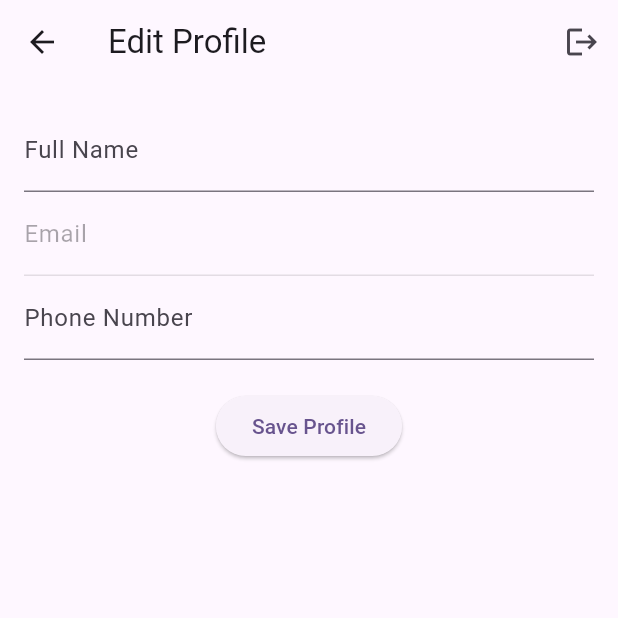
After one commit to TendaniSadiki/k53_simulator, a Flutter app: the screen it shows once a user with an empty profile is signed in, after a tap on the "person" icon, on a phone screen of 412 x 824 dp, the top half of it. The commit adds this screen. Run offline on Flutter 3.47's test engine with Material 3 defaults, Android fonts, the phone set to English and light mode, and no system bars; our stand-ins replace cloud_firestore, firebase_auth, firebase_core, share_plus; accounts and stored records are empty; network calls fail.

Commit message:
{Profile} added

```diff
--- a/lib/screens/auth_screen.dart
+++ b/lib/screens/auth_screen.dart
@@ -12,7 +12,9 @@ class AuthScreen extends StatefulWidget {
 
 class _AuthScreenState extends State<AuthScreen> {
   final _formKey = GlobalKey<FormState>();
+  final _fullNameController = TextEditingController();
   final _emailController = TextEditingController();
+  final _phoneController = TextEditingController();
   final _passwordController = TextEditingController();
   final AuthService _auth = AuthService();
   bool _isLoading = false;
@@ -25,7 +27,12 @@ class _AuthScreenState extends State<AuthScreen> {
         if (_isLogin) {
           await _auth.signIn(_emailController.text, _passwordController.text);
         } else {
-          await _auth.register(_emailController.text, _passwordController.text);
+          await _auth.register(
+            _emailController.text,
+            _passwordController.text,
+            _fullNameController.text,
+            _phoneController.text,
+          );
           // Show verification email sent modal only if widget is still mounted
           if (mounted) {
             showDialog(
@@ -102,6 +109,17 @@ class _AuthScreenState extends State<AuthScreen> {
           key: _formKey,
           child: Column(
             children: [
+              if (!_isLogin)
+                TextFormField(
+                  controller: _fullNameController,
+                  decoration: const InputDecoration(labelText: 'Full Name'),
+                  validator: (value) {
+                    if (value == null || value.isEmpty) {
+                      return 'Please enter your full name';
+                    }
+                    return null;
+                  },
+                ),
               TextFormField(
                 controller: _emailController,
                 decoration: const InputDecoration(labelText: 'Email'),
@@ -116,6 +134,21 @@ class _AuthScreenState extends State<AuthScreen> {
                   return null;
                 },
               ),
+              if (!_isLogin)
+                TextFormField(
+                  controller: _phoneController,
+                  decoration: const InputDecoration(labelText: 'Phone Number'),
+                  keyboardType: TextInputType.phone,
+                  validator: (value) {
+                    if (value == null || value.isEmpty) {
+                      return 'Please enter your phone number';
+                    }
+                    if (!RegExp(r'^[0-9]{10}$').hasMatch(value)) {
+                      return 'Please enter a valid 10-digit phone number';
+                    }
+                    return null;
+                  },
+                ),
               TextFormField(
                 controller: _passwordController,
                 decoration: const InputDecoration(labelText: 'Password'),
--- a/lib/screens/home_screen.dart
+++ b/lib/screens/home_screen.dart
@@ -1,19 +1,83 @@
 import 'package:flutter/material.dart';
 import 'package:firebase_auth/firebase_auth.dart';
+import 'package:cloud_firestore/cloud_firestore.dart';
+import 'profile_screen.dart';
 
-class HomeScreen extends StatelessWidget {
+class HomeScreen extends StatefulWidget {
   const HomeScreen({super.key});
 
   @override
+  State<HomeScreen> createState() => _HomeScreenState();
+}
+
+class _HomeScreenState extends State<HomeScreen> {
+  bool _showWelcome = false;
+  String? _userName;
+
+  @override
+  void initState() {
+    super.initState();
+    _checkFirstLogin();
+  }
+
+  Future<void> _checkFirstLogin() async {
+    final user = FirebaseAuth.instance.currentUser;
+    if (user != null) {
+      final doc = await FirebaseFirestore.instance
+          .collection('users')
+          .doc(user.uid)
+          .get();
+
+      if (doc.exists && doc.data()?['firstLogin'] == true) {
+        setState(() {
+          _showWelcome = true;
+          _userName = doc.data()?['fullName'];
+        });
+
+        // Mark first login as complete
+        await FirebaseFirestore.instance
+          .collection('users')
+          .doc(user.uid)
+          .update({'firstLogin': false});
+      }
+    }
+  }
+
+  @override
   Widget build(BuildContext context) {
+    if (_showWelcome) {
+      WidgetsBinding.instance.addPostFrameCallback((_) {
+        showDialog(
+          context: context,
+          barrierDismissible: false,
+          builder: (ctx) => AlertDialog(
+            title: const Text('Welcome to K53 Simulator!'),
+            content: Text('Hello $_userName! Get ready to ace your driver\'s license test.'),
+            actions: [
+              TextButton(
+                onPressed: () {
+                  Navigator.pop(ctx);
+                  setState(() => _showWelcome = false);
+                },
+                child: const Text('Get Started'),
+              ),
+            ],
+          ),
+        );
+      });
+    }
+
     return Scaffold(
       appBar: AppBar(
         title: const Text('K53 Simulator'),
         actions: [
           IconButton(
-            icon: const Icon(Icons.logout),
-            onPressed: () async {
-              await FirebaseAuth.instance.signOut();
+            icon: const Icon(Icons.person),
+            onPressed: () {
+              Navigator.push(
+                context,
+                MaterialPageRoute(builder: (context) => const ProfileScreen()),
+              );
             },
           )
         ],
--- /dev/null
+++ b/lib/screens/profile_screen.dart
@@ -0,0 +1,147 @@
+import 'package:flutter/material.dart';
+import 'package:firebase_auth/firebase_auth.dart';
+import 'package:cloud_firestore/cloud_firestore.dart';
+import '../services/auth_service.dart';
+import '../services/error_service.dart';
+
+class ProfileScreen extends StatefulWidget {
+  const ProfileScreen({super.key});
+
+  @override
+  State<ProfileScreen> createState() => _ProfileScreenState();
+}
+
+class _ProfileScreenState extends State<ProfileScreen> {
+  final _formKey = GlobalKey<FormState>();
+  final _fullNameController = TextEditingController();
+  final _phoneController = TextEditingController();
+  final AuthService _auth = AuthService();
+  bool _isLoading = true;
+  bool _isSaving = false;
+  String? _email;
+
+  @override
+  void initState() {
+    super.initState();
+    _loadUserProfile();
+  }
+
+  Future<void> _loadUserProfile() async {
+    setState(() => _isLoading = true);
+    final user = FirebaseAuth.instance.currentUser;
+    if (user != null) {
+      final doc = await FirebaseFirestore.instance
+          .collection('users')
+          .doc(user.uid)
+          .get();
+
+      if (doc.exists) {
+        _fullNameController.text = doc.data()!['fullName'] ?? '';
+        _phoneController.text = doc.data()!['phone'] ?? '';
+        _email = doc.data()!['email'] ?? user.email;
+      } else {
+        _fullNameController.text = user.displayName ?? '';
+        _email = user.email;
+      }
+    }
+    setState(() => _isLoading = false);
+  }
+
+  Future<void> _saveProfile() async {
+    if (_formKey.currentState!.validate()) {
+      setState(() => _isSaving = true);
+      final user = FirebaseAuth.instance.currentUser;
+      if (user != null) {
+        try {
+          // Update display name in Firebase Auth
+          await user.updateDisplayName(_fullNameController.text);
+
+          // Save to Firestore
+          final firestore = FirebaseFirestore.instance;
+          await firestore.collection('users').doc(user.uid).set({
+            'fullName': _fullNameController.text,
+            'email': _email,
+            'phone': _phoneController.text,
+            'updatedAt': FieldValue.serverTimestamp(),
+          }, SetOptions(merge: true));
+
+          ScaffoldMessenger.of(context).showSnackBar(
+            const SnackBar(content: Text('Profile updated')),
+          );
+        } catch (e) {
+          ErrorService.showErrorDialog(context, 'Failed to update profile');
+        }
+      }
+      setState(() => _isSaving = false);
+    }
+  }
+
+  @override
+  Widget build(BuildContext context) {
+    if (_isLoading) {
+      return const Scaffold(
+        body: Center(child: CircularProgressIndicator()),
+      );
+    }
+
+    return Scaffold(
+      appBar: AppBar(
+        title: const Text('Edit Profile'),
+        actions: [
+          IconButton(
+            icon: const Icon(Icons.logout),
+            onPressed: () async {
+              await FirebaseAuth.instance.signOut();
+            },
+          )
+        ],
+      ),
+      body: Padding(
+        padding: const EdgeInsets.all(16.0),
+        child: Form(
+          key: _formKey,
+          child: Column(
+            children: [
+              TextFormField(
+                controller: _fullNameController,
+                decoration: const InputDecoration(labelText: 'Full Name'),
+                validator: (value) {
+                  if (value == null || value.isEmpty) {
+                    return 'Please enter your full name';
+                  }
+                  return null;
+                },
+              ),
+              TextFormField(
+                initialValue: _email,
+                decoration: const InputDecoration(labelText: 'Email'),
+                enabled: false,
+              ),
+              TextFormField(
+                controller: _phoneController,
+                decoration: const InputDecoration(labelText: 'Phone Number'),
+                keyboardType: TextInputType.phone,
+                validator: (value) {
+                  if (value == null || value.isEmpty) {
+                    return 'Please enter your phone number';
+                  }
+                  if (!RegExp(r'^[0-9]{10}$').hasMatch(value)) {
+                    return 'Please enter a valid 10-digit phone number';
+                  }
+                  return null;
+                },
+              ),
+              const SizedBox(height: 20),
+              _isSaving
+                  ? const CircularProgressIndicator()
+                  : ElevatedButton(
+                      onPressed: _saveProfile,
+                      child: const Text('Save Profile'),
+                    ),
+            ],
+          ),
+        ),
+      ),
+    );
+  }
+}
--- a/lib/services/firestore_service.dart
+++ b/lib/services/firestore_service.dart
@@ -1,7 +1,19 @@
 import 'package:cloud_firestore/cloud_firestore.dart';
+
+
 
 class FirestoreService {
   final FirebaseFirestore _firestore = FirebaseFirestore.instance;
+
+  // Save user profile
+  Future<void> saveUserProfile(String userId, String fullName, String email, String phone) {
+    return _firestore.collection('users').doc(userId).set({
+      'fullName': fullName,
+      'email': email,
+      'phone': phone,
+      'createdAt': FieldValue.serverTimestamp(),
+    });
+  }
 
   // Save a new session
   Future<void> saveSession(String userId, Map<String, dynamic> sessionData) {
```
Also changed, not shown: lib/services/auth_service.dart (+22 -1 lines).
